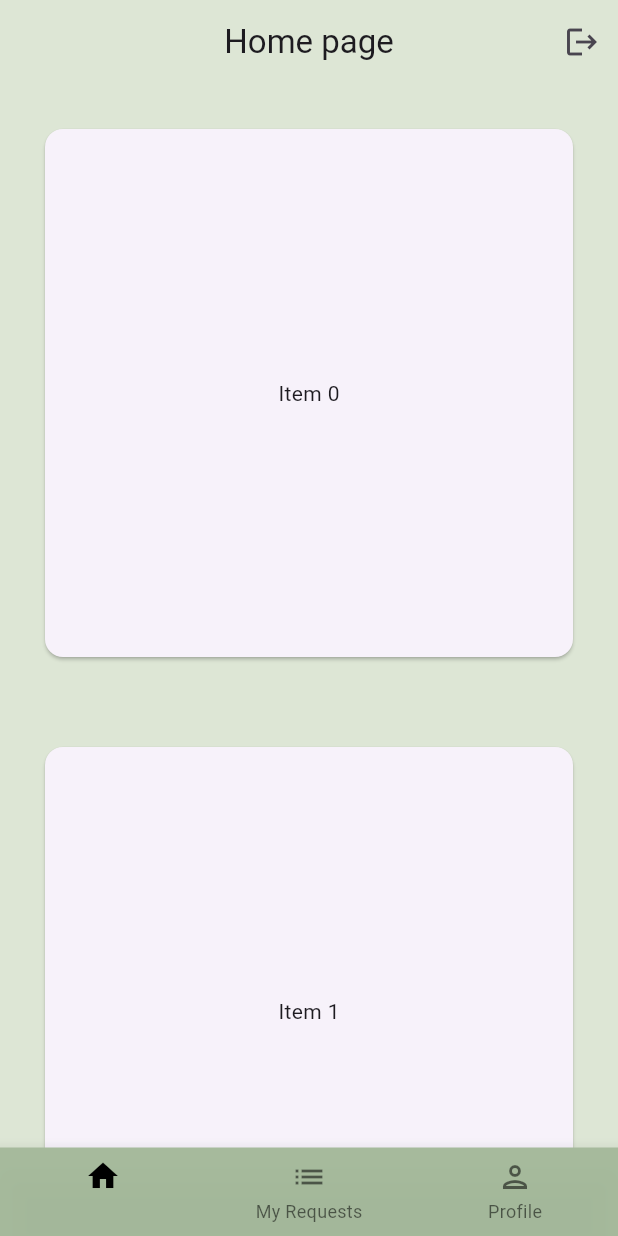
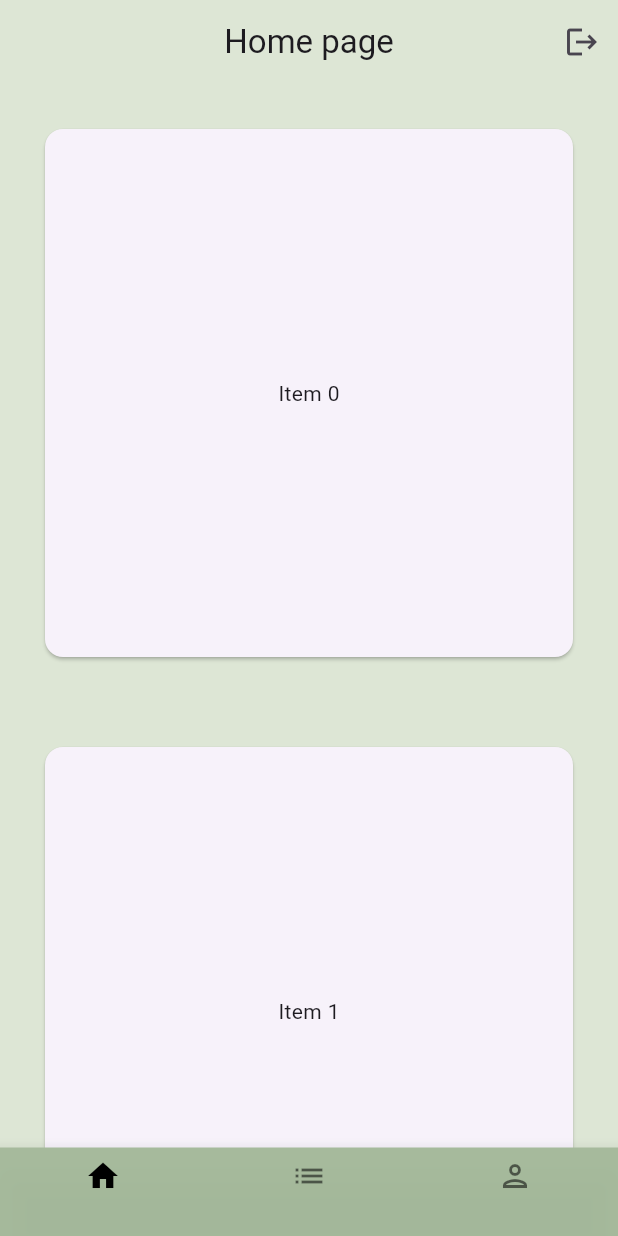
Before and after one commit to simong2/kindred, a Flutter app: the screen it shows once a user with an empty profile is signed in, on a phone screen of 412 x 824 dp. Run offline on Flutter 3.47's test engine with Material 3 defaults, Android fonts, the phone set to English and light mode, and no system bars; our stand-ins replace cloud_firestore, firebase_auth, firebase_core, flutter_dotenv; accounts and stored records are empty.

Commit message:
change to nav bar

```diff
--- a/lib/screens/donor/main_donor_screen.dart
+++ b/lib/screens/donor/main_donor_screen.dart
@@ -55,16 +55,16 @@ class _MainDonorScreenState extends State<MainDonorScreen> {
           items: const <BottomNavigationBarItem>[
             BottomNavigationBarItem(
 
-              icon: Icon(Icons.home),
+              icon: Icon(Icons.home, weight: 20),
               label: '',
             ),
             BottomNavigationBarItem(
-              icon: Icon(Icons.list),
-              label: 'My Requests',
+              icon: Icon(Icons.list, weight: 20),
+              label: '',
             ),
             BottomNavigationBarItem(
-              icon: Icon(Icons.person_outlined),
-              label: 'Profile',
+              icon: Icon(Icons.person_outlined, weight: 20),
+              label: '',
             ),
           ],
           currentIndex: _selectedIndex,
```
